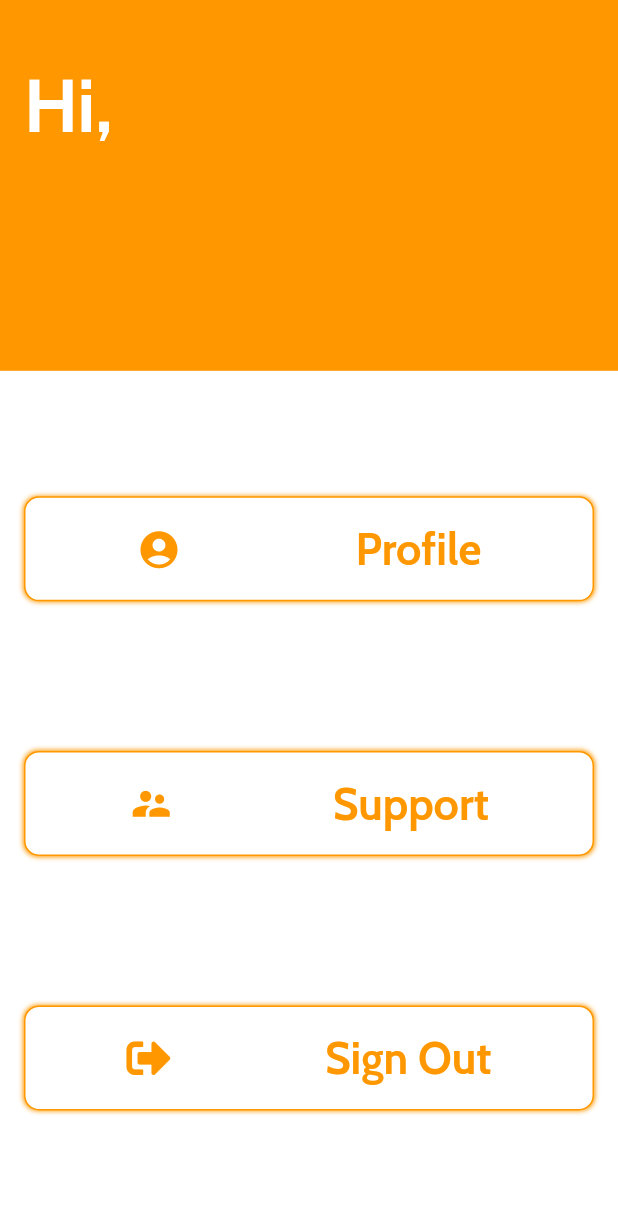
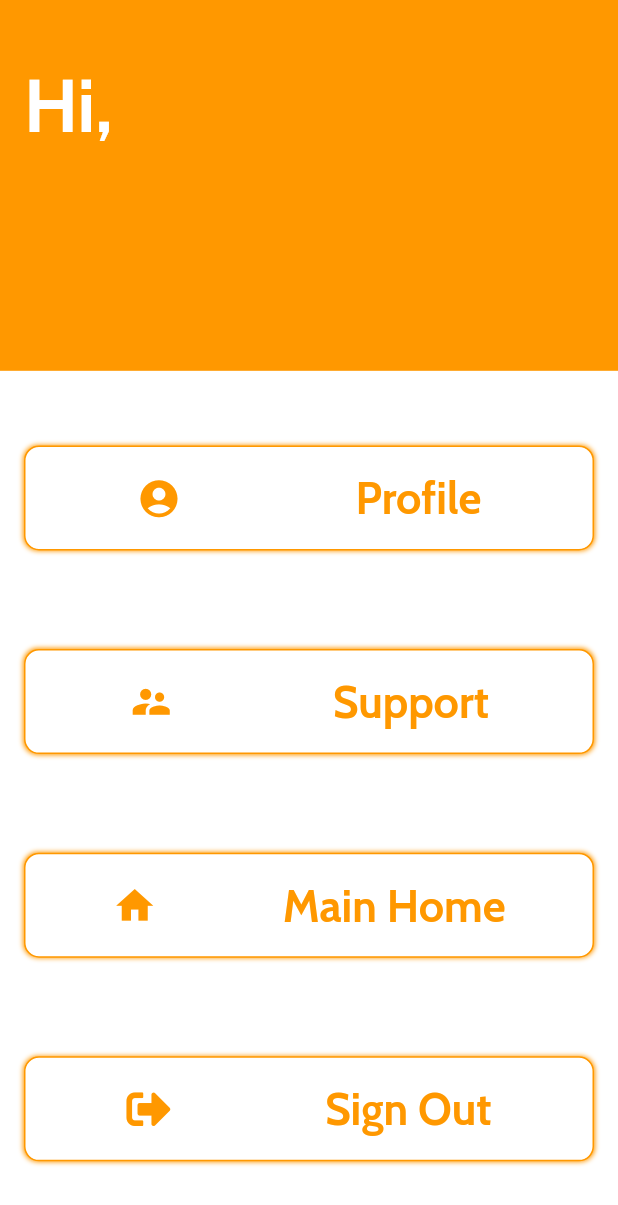
Before and after one commit to scorchy38/jabwemate, a Flutter app: the MorePage screen opened directly, on a phone screen of 412 x 824 dp. Shown: the top 1205 px of the screen. Run offline on Flutter 3.47's test engine with Material 2 defaults, Android fonts, the phone set to English and light mode, and no system bars; our stand-ins replace avatar_glow, cached_network_image, cloud_firestore, file_picker, firebase_auth, firebase_database and 14 more; missing offline and left inert: diagonal, flutter_email_sender, flutter_open_whatsapp, jumping_bottom_nav_bar, razorpay_flutter; accounts and stored records are empty; network calls fail; project files that could hold a hidden picture were left out.

Commit message:
fixed some issues

```diff
--- a/lib/Screens/SplashScreen.dart
+++ b/lib/Screens/SplashScreen.dart
@@ -17,6 +17,7 @@
     new Future.delayed(Duration(seconds: 3), () async {
       FirebaseUser user = await mAuth.currentUser();
       if (user != null) {
+        print(user.uid);
         Navigator.pushReplacement(
           context,
           MaterialPageRoute(
--- a/lib/e-commerce_module/OtherPages/MorePage.dart
+++ b/lib/e-commerce_module/OtherPages/MorePage.dart
@@ -3,6 +3,7 @@
 import 'package:firebase_database/firebase_database.dart';
 import 'package:flutter/material.dart';
 import 'package:font_awesome_flutter/font_awesome_flutter.dart';
+import 'package:jabwemate/Screens/FirstScreen.dart';
 import 'package:jabwemate/e-commerce_module/Classes/Constants.dart';
 import 'package:jabwemate/e-commerce_module/Classes/User.dart';
 import 'package:jabwemate/e-commerce_module/Drawer/support_page_main.dart';
@@ -195,6 +196,52 @@
               ),
             ),
             Spacer(),
+            Padding(
+              padding: const EdgeInsets.all(16.0),
+              child: InkWell(
+                onTap: () {
+                  Navigator.pushReplacement(
+                    context,
+                    MaterialPageRoute(
+                      builder: (context) => FirstScreen(),
+                    ),
+                  );
+                },
+                child: Container(
+                  decoration: BoxDecoration(
+                    color: kWhiteColor,
+                    borderRadius: BorderRadius.circular(10),
+                    border: Border.all(color: kPrimaryColor, width: 1.0),
+                    boxShadow: [
+                      BoxShadow(
+                          color: kPrimaryColor,
+                          blurRadius: 2.0,
+                          spreadRadius: 0.1),
+                    ],
+                  ),
+                  child: Padding(
+                    padding: const EdgeInsets.all(16.0),
+                    child: Row(
+                      mainAxisAlignment: MainAxisAlignment.spaceAround,
+                      children: <Widget>[
+                        Icon(
+                          Icons.home,
+                          size: size.height * 0.036,
+                          color: kPrimaryColor,
+                        ),
+                        Text(
+                          'Main Home',
+                          style: Theme.of(context).textTheme.title.copyWith(
+                              color: kPrimaryColor,
+                              fontSize: size.height * 0.036),
+                        ),
+                      ],
+                    ),
+                  ),
+                ),
+              ),
+            ),
+            Spacer(),
             user == null
                 ? Padding(
                     padding: const EdgeInsets.all(16.0),
```
Also changed, not shown: lib/Screens/filtered_search_screen.dart (+21 -9 lines), lib/Widgets/custom_drawer.dart (+25 -24 lines), lib/e-commerce_module/Drawer/MainHome.dart (+12 -6 lines), lib/ui/login_page.dart (+10 -3 lines).
